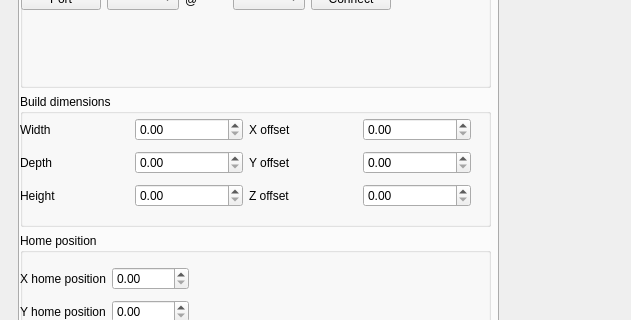
Qt form omni3dapp/gui/mainwindow_ui.ui (sop3k/mak3r) before a commit; both pictures show x 0 to 631 and y 138 to 458 of the 1200 by 700 pixel window.
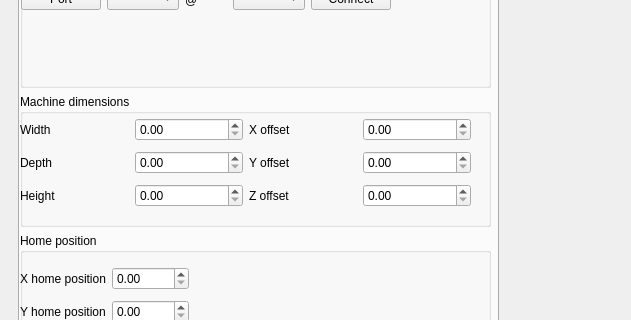
The same form after that commit.

The edit to the form file:
```diff
--- a/omni3dapp/gui/mainwindow_ui.ui
+++ b/omni3dapp/gui/mainwindow_ui.ui
@@ -1234,7 +1234,7 @@
                 <item>
                  <widget class="QGroupBox" name="groupBox">
                   <property name="title">
-                   <string>Build dimensions</string>
+                   <string>Machine dimensions</string>
                   </property>
                   <widget class="QWidget" name="layoutWidget">
                    <property name="geometry">
```
Left out of the diff: 30 changed lines with no effect on the pictures.
